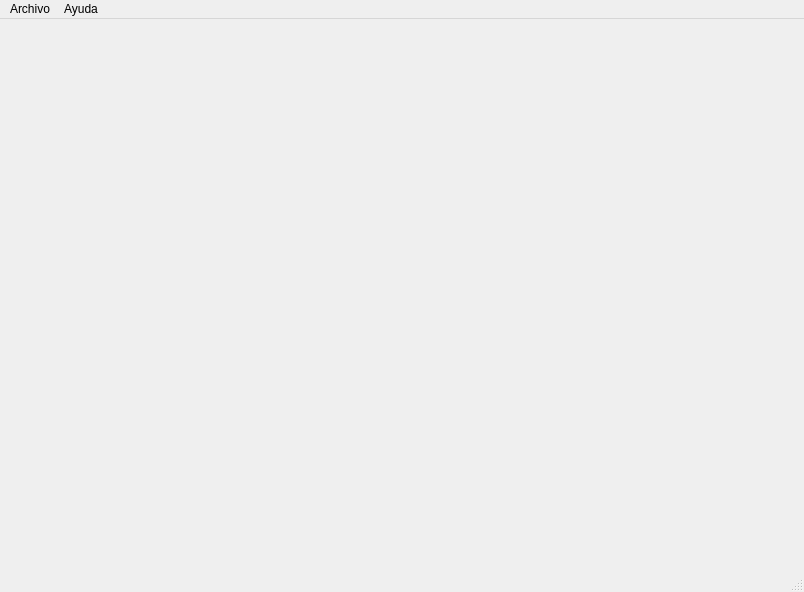
The window that xml/ventana_principal.ui (Luis-hub-sourse/PROYECTO-MASIVO-TEST) describes before a commit, drawn with Qt 5.
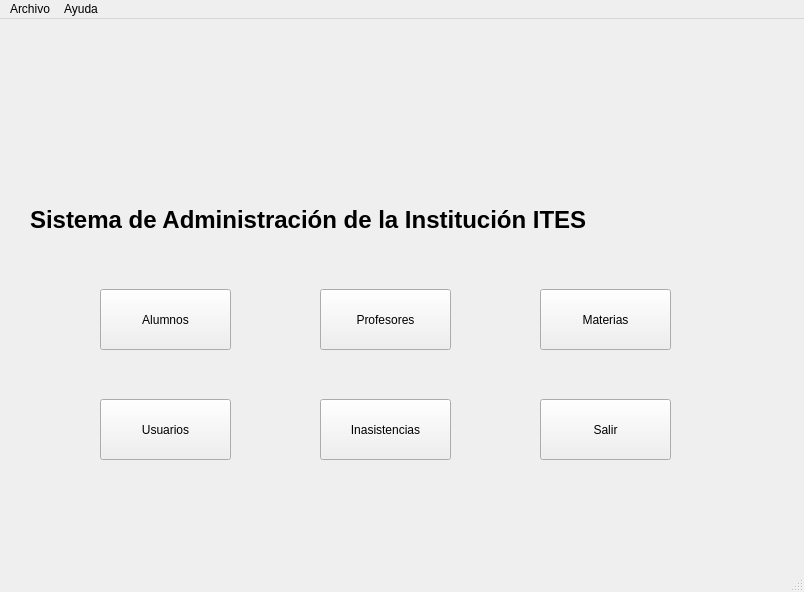
The same window after the commit.

Commit message: Cambios en la ventana principal y correción de errores en inasistencias.

The edit to the form file:
```diff
--- a/xml/ventana_principal.ui
+++ b/xml/ventana_principal.ui
@@ -13,7 +13,106 @@
   <property name="windowTitle">
    <string>Administración del ITES</string>
   </property>
-  <widget class="QWidget" name="centralwidget"/>
+  <widget class="QWidget" name="centralwidget">
+   <widget class="QLabel" name="Titulo">
+    <property name="geometry">
+     <rect>
+      <x>30</x>
+      <y>130</y>
+      <width>751</width>
+      <height>141</height>
+     </rect>
+    </property>
+    <property name="font">
+     <font>
+      <family>Tahoma</family>
+      <pointsize>18</pointsize>
+      <bold>true</bold>
+     </font>
+    </property>
+    <property name="text">
+     <string>Sistema de Administración de la Institución ITES</string>
+    </property>
+   </widget>
+   <widget class="QPushButton" name="btnAlumnos">
+    <property name="geometry">
+     <rect>
+      <x>100</x>
+      <y>270</y>
+      <width>131</width>
+      <height>61</height>
+     </rect>
+    </property>
+    <property name="text">
+     <string>Alumnos</string>
+    </property>
+   </widget>
+   <widget class="QPushButton" name="btnProfesores">
+    <property name="geometry">
+     <rect>
+      <x>320</x>
+      <y>270</y>
+      <width>131</width>
+      <height>61</height>
+     </rect>
+    </property>
+    <property name="text">
+     <string>Profesores</string>
+    </property>
+   </widget>
+   <widget class="QPushButton" name="btnMaterias">
+    <property name="geometry">
+     <rect>
+      <x>540</x>
+      <y>270</y>
+      <width>131</width>
+      <height>61</height>
+     </rect>
+    </property>
+    <property name="text">
+     <string>Materias</string>
+    </property>
+   </widget>
+   <widget class="QPushButton" name="btnUsuarios">
+    <property name="geometry">
+     <rect>
+      <x>100</x>
+      <y>380</y>
+      <width>131</width>
+      <height>61</height>
+     </rect>
+    </property>
+    <property name="text">
+     <string>Usuarios</string>
+    </property>
+   </widget>
+   <widget class="QPushButton" name="btnInasistencias">
+    <property name="geometry">
+     <rect>
+      <x>320</x>
+      <y>380</y>
+      <width>131</width>
+      <height>61</height>
+     </rect>
+    </property>
+    <property name="text">
+     <string>Inasistencias</string>
+    </property>
+   </widget>
+   <widget class="QPushButton" name="btnSalir">
+    <property name="geometry">
+     <rect>
+      <x>540</x>
+      <y>380</y>
+      <width>131</width>
+      <height>61</height>
+     </rect>
+    </property>
+    <property name="text">
+     <string>Salir</string>
+    </property>
+   </widget>
+  </widget>
   <widget class="QMenuBar" name="menubar">
    <property name="geometry">
     <rect>
```
The commit also changes 8 other files.
